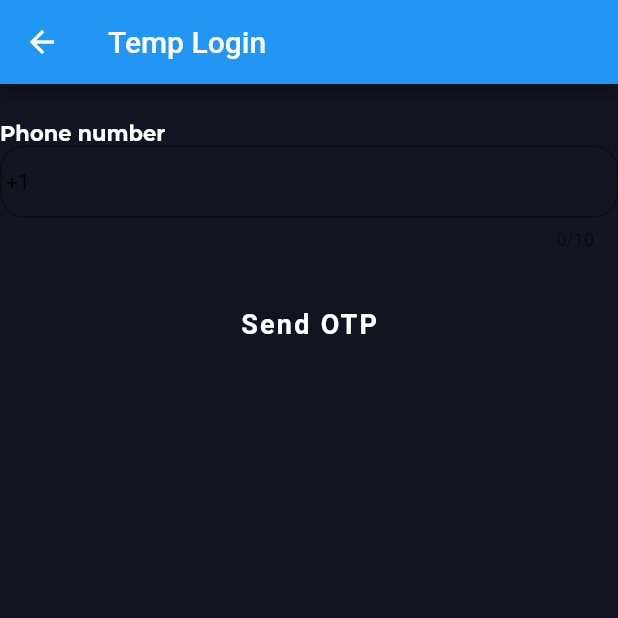
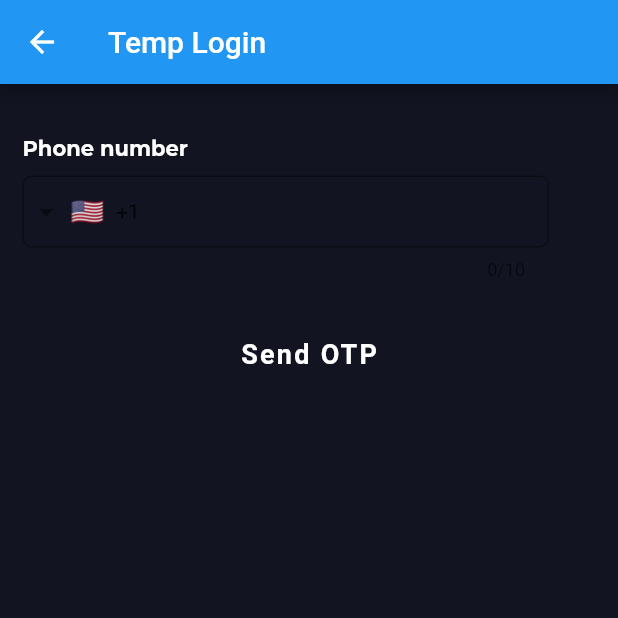
Before and after one commit to gakash8860/genorion_mac_android, a Flutter app: the TempLogin screen opened directly, on a phone screen of 412 x 824 dp, the top half of it. Run offline on Flutter 3.47's test engine with Material 2 defaults, Android fonts, the phone set to English and light mode, and no system bars; drawn by our look-alikes of intl_phone_field; our stand-ins replace another_flushbar, auto_size_text, awesome_dialog, bottom_navy_bar, circular_profile_avatar, connectivity and 16 more; missing offline and left inert: connectivity_for_web, contactus, flutter_secure_storage_web, image_picker_for_web, otp_autofill, shared_preferences_web and 1 more; accounts and stored records are empty; Roboto replaces fonts that are missing (OpenSans).

Commit message:
OTP Verification

```diff
--- a/lib/ColorPlates/changecolor.dart
+++ b/lib/ColorPlates/changecolor.dart
@@ -85,7 +85,7 @@ class _ChangedThemeState extends State<ChangedTheme> {
                 print(an);
                 final Color color1 =
                     Color(an.toInt()).withOpacity(1);
-                changeColor = color1 as MaterialColor?;
+                changeColor = color1 as MaterialColor ;
               })
         ],
       )),
--- a/lib/templogin/templogin.dart
+++ b/lib/templogin/templogin.dart
@@ -1,8 +1,13 @@
+import 'dart:convert';
+
 import 'package:flutter/material.dart';
+import 'package:genorion_mac_android/ProfilePage/utility.dart';
 import 'package:google_fonts/google_fonts.dart';
 import 'package:intl_phone_field/intl_phone_field.dart';
 import 'package:otp_autofill/otp_autofill.dart';
 import 'package:pin_code_text_field/pin_code_text_field.dart';
+import 'package:http/http.dart' as http;
+import '../main.dart';
 
 class TempLogin extends StatefulWidget {
   const TempLogin({Key? key}) : super(key: key);
@@ -56,6 +61,7 @@ class _TempLoginState extends State<TempLogin> {
     await controller.stopListen();
     super.dispose();
   }
+
   @override
   Widget build(BuildContext context) {
     return  Scaffold(
@@ -67,30 +73,41 @@ class _TempLoginState extends State<TempLogin> {
         crossAxisAlignment: CrossAxisAlignment.start,
         children: [
           const SizedBox(height: 24,),
-          Text(
+          Container(
+            margin:EdgeInsets.only(left: 15,top: 10) ,
+            child: Text(
               "Phone number",
               style: GoogleFonts.montserrat(
                 color: Colors.white,
                 fontWeight: FontWeight.bold,
               ),
             ),
-        IntlPhoneField(
+          ),
+        Container(
+        width: 351,
+
+          margin:EdgeInsets.only(left: 15,top: 10) ,
+          child: IntlPhoneField(
+            style: TextStyle(color: Colors.white),
       controller: phoneController,
-      showCountryFlag: false,
-      showDropdownIcon: false,
+      showCountryFlag: true,
+      showDropdownIcon: true,
       initialValue: countryDial,
+
       onCountryChanged: (country) {
           setState(() {
             countryDial = "+" + country.dialCode;
           });
       },
             decoration: InputDecoration(
+              iconColor: Colors.white,
               border: OutlineInputBorder(
 
-          borderRadius: BorderRadius.circular(16),
+                borderRadius: BorderRadius.circular(6),
               ),
               contentPadding: const EdgeInsets.symmetric(
                 horizontal: 16,
+              ),
             ),
           ),
         ),
@@ -105,10 +122,8 @@ class _TempLoginState extends State<TempLogin> {
       width: double.infinity,
       child: MaterialButton(
         elevation: 5.0,
-        onPressed: () {
-           setState(() {
-             otpPage = true;
-           });
+        onPressed: () async{
+          await sendOtp();
         },
         child: const Text(
           'Send OTP',
@@ -210,4 +225,32 @@ controller: controller,
       ),
     );
   }
+
+
+  Future sendOtp()async{
+  var url = api+"loginotpsend/";
+  var postData = {
+    "mobile":countryDial.toString(),
+  };
+  final response = await http.post(Uri.parse(url), body: jsonEncode(postData), headers: {
+    'Content-Type': 'application/json; charset=UTF-8',
+  });
+  if(response.statusCode == 200){
+    setState(() {
+      otpPage = true;
+    });
+  }else if(response.statusCode == 500){
+    var snackBar = SnackBar(
+      content: Text("server error"),
+    );
+    ScaffoldMessenger.of(context).showSnackBar(snackBar);
+  }else{
+    var snackBar = SnackBar(
+      content: Text(response.statusCode.toString()),
+    );
+    ScaffoldMessenger.of(context).showSnackBar(snackBar);
   }
+
+  }
+
+}
```
Also changed, not shown: 1 other file. Lines whose indentation alone changed are shown as unchanged.
